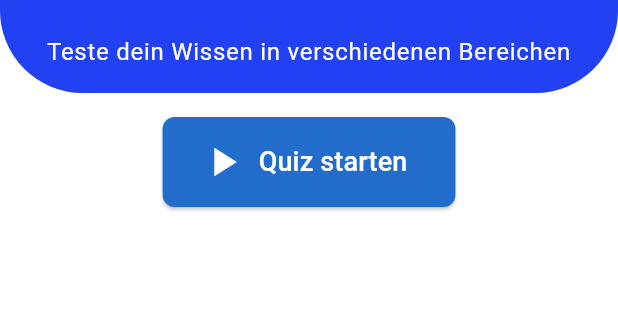
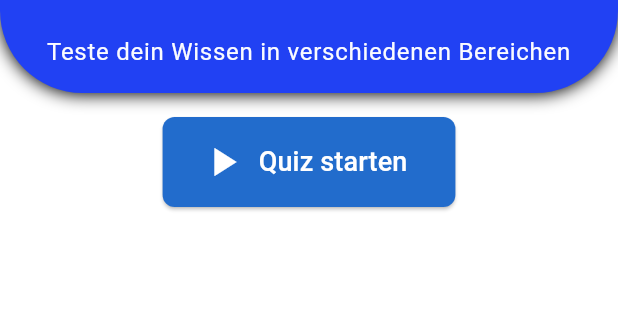
Before and after one commit to Ragnar-dot/Learnings, a Flutter app: the screen it shows after launch, on a phone screen of 412 x 824 dp, the part 84-404 px from its top. Run offline on Flutter 3.47's test engine with Material 3 defaults, Android fonts, the phone set to English and light mode, and no system bars; our stand-ins replace flip_card, flutter_inset_shadow, flutter_svg, shared_preferences; missing offline and left inert: flutter_pdfview.

Commit message:
06032025

```diff
--- a/lib/screens/category_screen.dart
+++ b/lib/screens/category_screen.dart
@@ -5,9 +5,7 @@ import 'network_plan_screen.dart';
 import '../services/storage_service.dart';
 import '../theme/app_theme.dart';
 import '/widgets/app_drawer.dart';
-import '/providers/theme_provider.dart';
 
-import '../widgets/app_drawer.dart';
 
 class CategoryScreen extends StatefulWidget {
   const CategoryScreen({super.key});
--- a/lib/screens/start_screen.dart
+++ b/lib/screens/start_screen.dart
@@ -53,6 +53,15 @@ class _StartScreenState extends State<StartScreen> {
               padding: const EdgeInsets.all(15),
               decoration: BoxDecoration(
                 color: theme.primaryColor,
+                boxShadow: theme  .brightness == Brightness.dark
+                  ? null
+                  : [
+                      BoxShadow(
+                        color: Colors.black,
+                        blurRadius: 9,
+                        offset: const Offset(0, 1),
+                      ),
+                    ],
 
 
                 borderRadius: const BorderRadius.only(
@@ -68,7 +77,9 @@ class _StartScreenState extends State<StartScreen> {
                     'Teste dein Wissen in verschiedenen Bereichen',
                     style: theme.textTheme.bodyLarge?.copyWith(
                       color: const Color.fromARGB(249, 255, 255, 255),
+
                     ),
+
                     textAlign: TextAlign.center,
                   ),
                 ],
```
